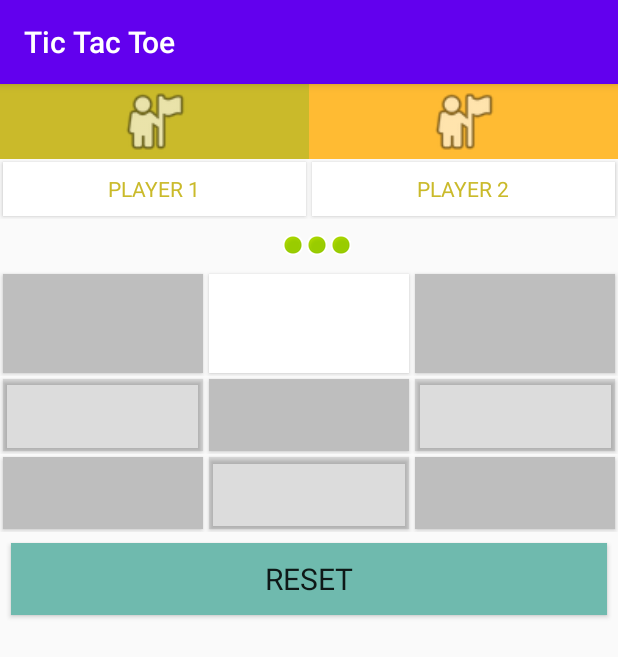
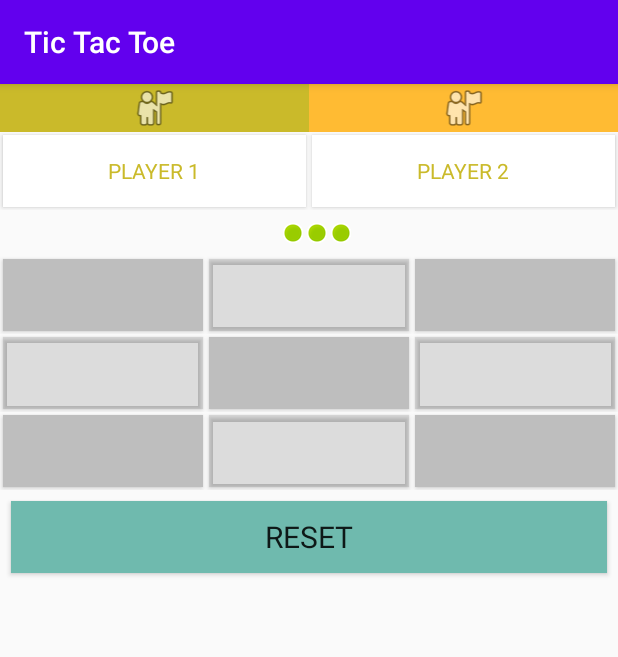
Before and after one commit to yashi12/tic-tac-toe, an Android app: the screen it shows after launch (MainActivity), on a phone screen of 412 x 824 dp. Shown: the top 657 px of the screen. Run offline under Robolectric (Android 15) with nearby library versions, the phone set to English and light mode, and no system bars.

Commit message:
tic tac toe

```diff
--- a/app/src/main/res/layout/activity_main.xml
+++ b/app/src/main/res/layout/activity_main.xml
@@ -1,32 +1,31 @@
 <?xml version="1.0" encoding="utf-8"?>
 <LinearLayout xmlns:android="http://schemas.android.com/apk/res/android"
-
-
     xmlns:tools="http://schemas.android.com/tools"
     android:layout_width="match_parent"
     android:layout_height="wrap_content"
     android:orientation="vertical"
+    android:weightSum="10"
     tools:context=".MainActivity">
 
     <LinearLayout
         android:id="@+id/id_players"
         android:layout_width="match_parent"
-        android:layout_height="wrap_content"
+        android:layout_height="match_parent"
+        android:layout_weight="1"
         android:orientation="horizontal"
         android:weightSum="2">
 
         <ImageView
             android:id="@+id/id_left_player"
-            android:layout_width="wrap_content"
-            android:layout_height="50dp"
+            android:layout_width="match_parent"
+            android:layout_height="match_parent"
             android:layout_weight="1"
             android:background="@color/goldenYellow"
-            android:src="@android:drawable/ic_menu_myplaces"
-             />
+            android:src="@android:drawable/ic_menu_myplaces" />
 
         <ImageView
             android:id="@+id/id_right_player"
-            android:layout_width="wrap_content"
+            android:layout_width="match_parent"
             android:layout_height="match_parent"
             android:layout_weight="1"
             android:background="@android:color/holo_orange_light"
@@ -37,7 +36,8 @@
     <LinearLayout
         android:id="@+id/id_player_name"
         android:layout_width="match_parent"
-        android:layout_height="40dp"
+        android:layout_height="match_parent"
+        android:layout_weight="1"
         android:orientation="horizontal"
         android:weightSum="2">
 
@@ -49,7 +49,6 @@
             android:layout_height="match_parent"
             android:layout_weight="1"
             android:background="@android:color/white"
-
             android:text="PLAYER 1"
             android:textColor="@color/goldenYellow" />
 
@@ -60,7 +59,6 @@
             android:layout_height="match_parent"
             android:layout_weight="1"
             android:background="@android:color/white"
-
             android:text="PLAYER 2"
             android:textColor="@color/goldenYellow" />
 
@@ -70,7 +68,8 @@
         android:id="@+id/id_win_game_icon"
         style="@style/margin"
         android:layout_width="match_parent"
-        android:layout_height="20dp"
+        android:layout_height="match_parent"
+        android:layout_weight="1"
         android:orientation="horizontal">
 
 
@@ -97,8 +96,11 @@
 
     <LinearLayout
         android:layout_width="match_parent"
-            android:layout_height="70dp"
-            >
+        android:layout_height="match_parent"
+        android:layout_weight="2"
+        android:orientation="horizontal"
+        android:weightSum="3">
+
         <Button
             android:id="@+id/id_button1"
             style="@style/marginsmall"
@@ -114,7 +116,8 @@
             android:layout_width="match_parent"
             android:layout_height="match_parent"
             android:layout_weight="1"
-                android:background="@android:color/background_light" />
+            android:background="@android:color/background_dark"
+            android:backgroundTint="?attr/colorControlHighlight" />
 
         <Button
             android:id="@+id/id_button3"
@@ -123,13 +126,15 @@
             android:layout_height="match_parent"
             android:layout_weight="1"
             android:background="@android:color/background_dark"
-                android:backgroundTint="@android:color/secondary_text_dark"/>
+            android:backgroundTint="@android:color/secondary_text_dark" />
     </LinearLayout>
 
     <LinearLayout
         android:layout_width="match_parent"
         android:layout_height="match_parent"
-            >
+        android:layout_weight="2"
+        android:orientation="horizontal"
+        android:weightSum="3">
 
         <Button
             android:id="@+id/id_button4"
@@ -162,6 +167,8 @@
     <LinearLayout
         android:layout_width="match_parent"
         android:layout_height="match_parent"
+        android:layout_weight="2"
+        android:orientation="horizontal"
         android:weightSum="3">
 
         <Button
@@ -192,12 +199,13 @@
             android:backgroundTint="@android:color/secondary_text_dark" />
     </LinearLayout>
 
+    <Button
 
-    <Button
         android:id="@+id/id_reset"
         style="@style/margin"
         android:layout_width="match_parent"
         android:layout_height="wrap_content"
+        android:layout_weight="1"
         android:background="@android:color/holo_blue_dark"
         android:backgroundTint="#6FBAAE"
         android:text="RESET"
```
Lines whose indentation alone changed are shown as unchanged.
